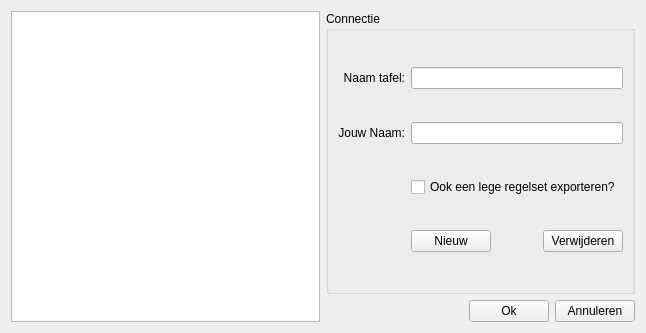
Above: src/app/ruleCreator/settingsdialog.ui from Dtai/PokerbotClient before the change. Below: the same form after it.
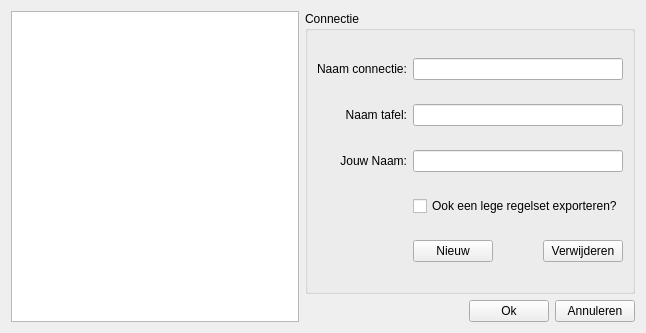
That is the form after the change.

The edit to the form file:
```diff
--- a/src/app/ruleCreator/settingsdialog.ui
+++ b/src/app/ruleCreator/settingsdialog.ui
@@ -25,7 +25,7 @@
         <string>Connectie</string>
        </property>
        <layout class="QGridLayout" name="gridLayout">
-        <item row="3" column="1">
+        <item row="4" column="1">
          <layout class="QHBoxLayout" name="horizontalLayout">
           <item>
            <widget class="QPushButton" name="newButton">
@@ -56,7 +56,7 @@
           </item>
          </layout>
         </item>
-        <item row="0" column="0">
+        <item row="1" column="0">
          <widget class="QLabel" name="label_5">
           <property name="text">
            <string>Naam tafel:</string>
@@ -66,20 +66,20 @@
           </property>
          </widget>
         </item>
-        <item row="0" column="1">
-         <widget class="QLineEdit" name="connectionName"/>
+        <item row="1" column="1">
+         <widget class="QLineEdit" name="tableName"/>
         </item>
-        <item row="2" column="1">
+        <item row="3" column="1">
          <widget class="QCheckBox" name="emptyRuleSetExporter">
           <property name="text">
            <string>Ook een lege regelset exporteren?</string>
           </property>
          </widget>
         </item>
-        <item row="1" column="1">
-         <widget class="QLineEdit" name="name"/>
+        <item row="2" column="1">
+         <widget class="QLineEdit" name="playerName"/>
         </item>
-        <item row="1" column="0">
+        <item row="2" column="0">
          <widget class="QLabel" name="label_4">
           <property name="text">
            <string>Jouw Naam:</string>
@@ -89,6 +89,16 @@
           </property>
          </widget>
         </item>
+        <item row="0" column="0">
+         <widget class="QLabel" name="label">
+          <property name="text">
+           <string>Naam connectie:</string>
+          </property>
+         </widget>
+        </item>
+        <item row="0" column="1">
+         <widget class="QLineEdit" name="connectionName"/>
+        </item>
        </layout>
       </widget>
      </item>
```
